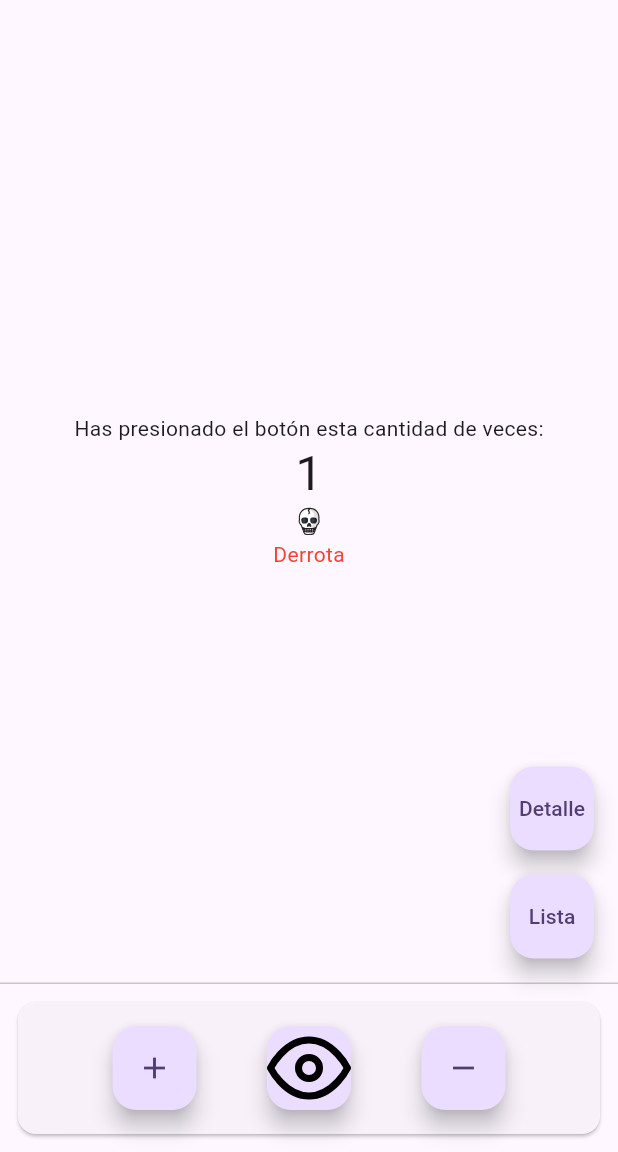
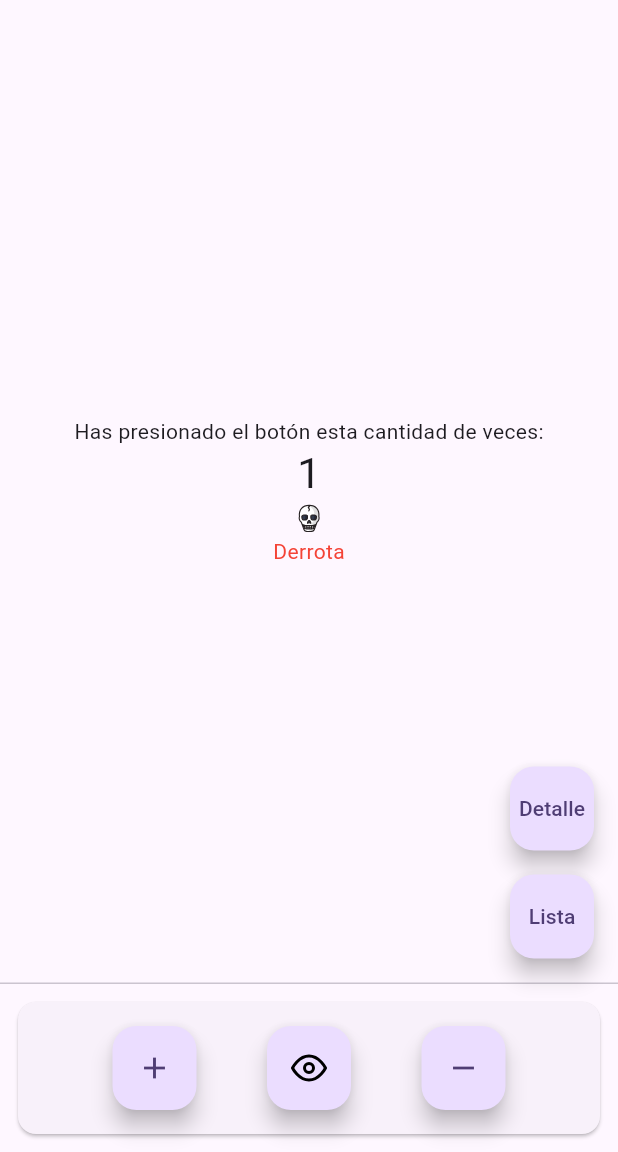
Before and after one commit to Lagnarokk/Lab3-Dispositivos-Moviles, a Flutter app: the MyHomePage screen opened directly, after a tap on the "add" icon, on a phone screen of 412 x 824 dp, the part 84-1236 px from its top. Run offline on Flutter 3.47's test engine with Material 3 defaults, Android fonts, the phone set to English and light mode, and no system bars; our stand-ins replace flutter_svg; Roboto replaces fonts that are missing (NuevaFuente).

Commit message:
Update main.dart

```diff
--- a/lab3app/lib/main.dart
+++ b/lab3app/lib/main.dart
@@ -1,14 +1,14 @@
 import 'package:flutter/material.dart';
 import 'package:flutter_svg/flutter_svg.dart';
 import 'Detalle.dart';
-import 'ListaDetalle.dart';// Importa la pantalla de detalle
+import 'ListaDetalle.dart'; // Importa la pantalla de detalle
 
 void main() {
   runApp(const MyApp());
 }
 
 class MyApp extends StatelessWidget {
-  const MyApp({super.key});
+  const MyApp({Key? key}) ;
 
   @override
   Widget build(BuildContext context) {
@@ -16,7 +16,6 @@ class MyApp extends StatelessWidget {
       title: 'Lab 3',
       theme: ThemeData(
         fontFamily: 'NuevaFuente',
-
         colorScheme: ColorScheme.fromSeed(seedColor: Colors.deepPurple),
         useMaterial3: true,
       ),
@@ -26,7 +25,7 @@ class MyApp extends StatelessWidget {
 }
 
 class MyHomePage extends StatefulWidget {
-  const MyHomePage({super.key, required this.title});
+  const MyHomePage({Key? key, required this.title});
 
   final String title;
 
@@ -37,18 +36,54 @@ class MyHomePage extends StatefulWidget {
 class _MyHomePageState extends State<MyHomePage> {
   int _counter = 0;
 
+  @override
+  void initState() {
+    super.initState();
+    print('initState: Initializing state');
+  }
+
+  @override
+  void didChangeDependencies() {
+    super.didChangeDependencies();
+    print('didChangeDependencies: Dependencies changed');
+  }
+
+  @override
+  void didUpdateWidget(covariant MyHomePage oldWidget) {
+    super.didUpdateWidget(oldWidget);
+    print('didUpdateWidget: Widget updated');
+  }
+
+  @override
+  void deactivate() {
+    print('deactivate: Widget is being removed from the tree');
+    super.deactivate();
+  }
+
+  @override
+  void dispose() {
+    print('dispose: Disposing state');
+    super.dispose();
+  }
+
+  @override
+  void reassemble() {
+    super.reassemble();
+    print('reassemble: Application is being reassembled during hot reload');
+  }
+
   void _incrementCounter() {
     setState(() {
       _counter++;
     });
   }
-  //restar contador
+
   void _decreaseCounter() {
     setState(() {
       _counter--;
     });
   }
-  //reset contador
+
   void _resetCounter() {
     setState(() {
       _counter = 0;
@@ -56,7 +91,6 @@ class _MyHomePageState extends State<MyHomePage> {
   }
 
   Widget getResultIcon() {
-
     if (_counter >= 15) {
       return Column(
         children: [
@@ -92,6 +126,8 @@ class _MyHomePageState extends State<MyHomePage> {
 
   @override
   Widget build(BuildContext context) {
+    print('build: Building widget');
+
     return Scaffold(
       appBar: AppBar(
         backgroundColor: Colors.amber,
@@ -106,9 +142,8 @@ class _MyHomePageState extends State<MyHomePage> {
             ),
             Text(
               '$_counter',
-              style: Theme.of(context).textTheme.headlineLarge,
+              style: Theme.of(context).textTheme.headline4,
             ),
-
             getResultIcon(),
           ],
         ),
@@ -120,26 +155,20 @@ class _MyHomePageState extends State<MyHomePage> {
             child: Row(
               mainAxisAlignment: MainAxisAlignment.spaceEvenly,
               children: [
-
-
                 FloatingActionButton(
                   onPressed: _incrementCounter,
                   tooltip: 'Increment',
                   child: const Icon(Icons.add),
                 ),
-
                 FloatingActionButton(
                   onPressed: _resetCounter,
                   tooltip: 'Reset',
-            //child: const Icon(Icons.refresh),
-            child: //SVG
-            SvgPicture.asset(
+                  child: SvgPicture.asset(
                     'assets/icons/8666618_eye_icon.svg',
-              width: 100,
-              height: 100,
+                    width: 24,
+                    height: 24,
                   ),
                 ),
-
                 FloatingActionButton(
                   onPressed: _decreaseCounter,
                   tooltip: 'decrease',
@@ -150,7 +179,6 @@ class _MyHomePageState extends State<MyHomePage> {
           ),
         ),
       ],
-
       floatingActionButton: Column(
         mainAxisAlignment: MainAxisAlignment.end,
         crossAxisAlignment: CrossAxisAlignment.end,
@@ -172,7 +200,6 @@ class _MyHomePageState extends State<MyHomePage> {
                 MaterialPageRoute(builder: (context) => const ListaDetalle()),
               );
             },
-
             child: const Text('Lista'),
           ),
         ],
```
Lines whose indentation alone changed are shown as unchanged.
